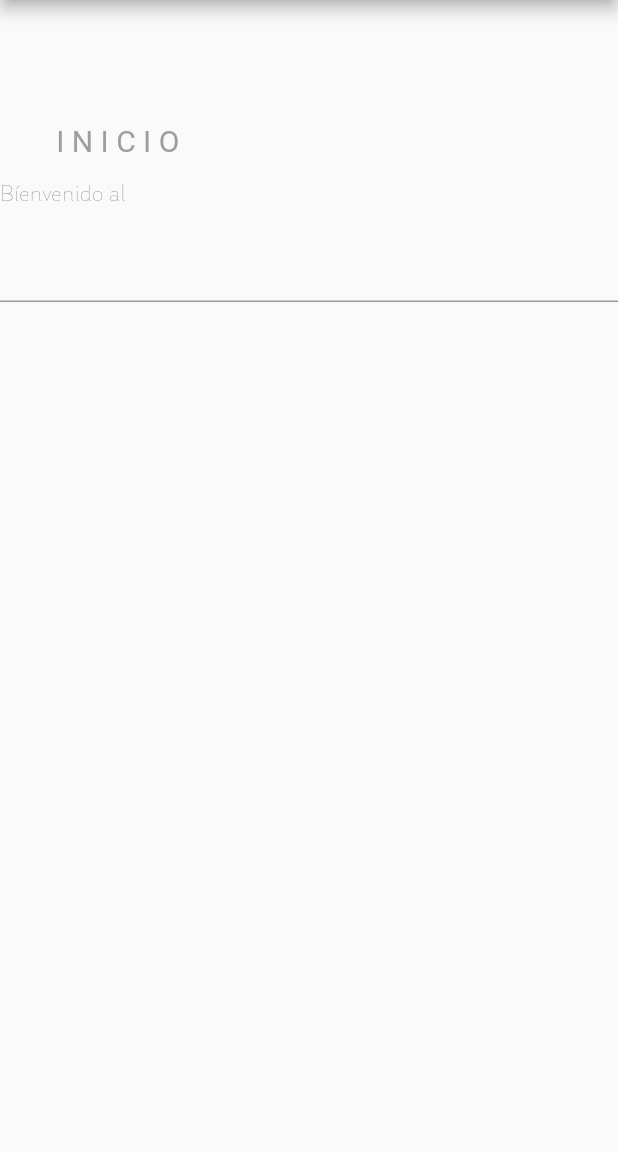
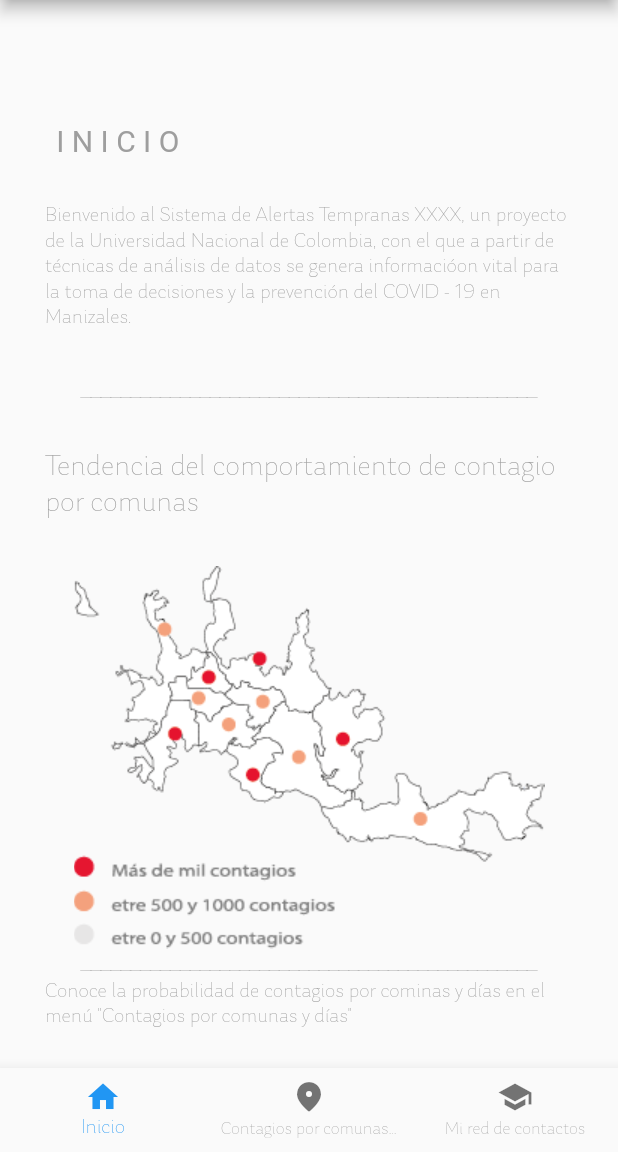
Before and after one commit to FabianFeo/Flutter_covid_manizales, a Flutter app: the screen it shows after launch, after a tap on "Ingresar", on a phone screen of 412 x 824 dp, the part 84-1236 px from its top. Run offline on Flutter 3.47's test engine with Material 2 defaults, Android fonts, the phone set to English and light mode, and no system bars; our stand-ins replace bouncing_widget, date_time_picker, dropdown_formfield; missing offline and left inert: beauty_textfield; Roboto replaces fonts that are missing (Laca Light); project files that could hold a hidden picture were left out.

Commit message:
avance 1
avance con mapa

```diff
--- a/lib/src/view/homepage.dart
+++ b/lib/src/view/homepage.dart
@@ -10,7 +10,7 @@ class Homepage extends StatelessWidget {
   Widget build(BuildContext context) {
     return MaterialApp(
       theme: ThemeData(fontFamily: 'laca'),
-      home: Index(),
+      home: Login(),
     );
   }
 }
--- a/lib/src/view/index.dart
+++ b/lib/src/view/index.dart
@@ -1,3 +1,4 @@
+import 'package:aprendiendo/src/view/inicio.dart';
 import 'package:aprendiendo/src/view/login.dart';
 import 'package:aprendiendo/src/widget/navbar.dart';
 import 'package:flutter/material.dart';
@@ -15,7 +16,7 @@ class _IndexState extends State<Index> {
   static const TextStyle optionStyle =
       TextStyle(fontSize: 30, fontWeight: FontWeight.bold);
   List<Widget> _widgetOptions = <Widget>[
-    Login(),
+    Inicio(),
     Text(
       'Index 1: Business',
       style: optionStyle,
@@ -43,19 +44,19 @@ class _IndexState extends State<Index> {
         items: const <BottomNavigationBarItem>[
           BottomNavigationBarItem(
             icon: Icon(Icons.home),
-            label: 'Home',
+            label: 'Inicio',
           ),
           BottomNavigationBarItem(
-            icon: Icon(Icons.business),
-            label: 'Business',
+            icon: Icon(Icons.place_rounded),
+            label: 'Contagios por comunas y días',
           ),
           BottomNavigationBarItem(
             icon: Icon(Icons.school),
-            label: 'School',
+            label: 'Mi red de contactos',
           ),
         ],
         currentIndex: _selectedIndex,
-        selectedItemColor: Colors.amber[800],
+        selectedItemColor: Colors.blue,
         onTap: _onItemTapped,
       ),
     );
--- a/lib/src/view/inicio.dart
+++ b/lib/src/view/inicio.dart
@@ -15,7 +15,6 @@ class _InicioState extends State<Inicio> {
     double height = MediaQuery.of(context).size.height;
     double width = MediaQuery.of(context).size.width;
     return Scaffold(
-      appBar: NavBar(),
       body: SingleChildScrollView(
         child: Container(
           margin: EdgeInsets.only(top: height / 10),
@@ -32,17 +31,56 @@ class _InicioState extends State<Inicio> {
                         fontSize: 20)),
               ),
               Container(
-                child: TextField(
-                  decoration: InputDecoration(
-                      border: InputBorder.none, hintText: 'Bíenvenido al'),
+                alignment: Alignment.centerLeft,
+                margin: EdgeInsets.all(30),
+                child: Text(
+                  'Bienvenido al Sistema de Alertas Tempranas XXXX, un proyecto de la Universidad Nacional de Colombia, con el que a partir de técnicas de análisis de datos se genera informacióon vital para la toma de decisiones y la prevención del COVID - 19 en Manizales.',
+                  style: TextStyle(color: Colors.grey),
                 ),
               ),
               Container(
-                child: TextField(
-                  style: TextStyle(
-                      color: Colors.grey, fontFamily: 'Laca Semibold'),
+                alignment: Alignment.topCenter,
+                margin: EdgeInsets.symmetric(vertical: 1, horizontal: 30),
+                child: Text(
+                  '______________________________________________',
+                  style: TextStyle(color: Colors.grey),
                 ),
               ),
+              Container(
+                alignment: Alignment.centerLeft,
+                margin: EdgeInsets.all(30),
+                child: Text(
+                  'Tendencia del comportamiento de contagio por comunas',
+                  style: TextStyle(color: Colors.grey, fontSize: 20),
+                ),
+              ),
+              Image(
+                image: AssetImage('assets/Marca_png/mapa_manizales.png'),
+              ),
+              Container(
+                alignment: Alignment.topCenter,
+                margin: EdgeInsets.symmetric(vertical: 1, horizontal: 30),
+                child: Text(
+                  '______________________________________________',
+                  style: TextStyle(color: Colors.grey),
+                ),
+              ),
+              Container(
+                alignment: Alignment.topCenter,
+                margin: EdgeInsets.symmetric(vertical: 1, horizontal: 30),
+                child: Text(
+                  'Conoce la probabilidad de contagios por cominas y días en el menú "Contagios por comunas y días"',
+                  style: TextStyle(color: Colors.grey),
+                ),
+              ),
+              Container(
+                alignment: Alignment.topCenter,
+                margin: EdgeInsets.symmetric(vertical: 50, horizontal: 30),
+                child: Text(
+                  'O explora la probabilidad de contagio con tu red de contactos en el menú " mi red de contactos", para esta opción debes ingresar tus datos personales.',
+                  style: TextStyle(color: Colors.grey),
+                ),
+              )
             ],
           ),
         ),
--- a/lib/src/view/login.dart
+++ b/lib/src/view/login.dart
@@ -1,6 +1,7 @@
 import 'dart:io';
 
 import 'package:aprendiendo/src/view/Registro.dart';
+import 'package:aprendiendo/src/view/index.dart';
 import 'package:aprendiendo/src/view/inicio.dart';
 import 'package:beauty_textfield/beauty_textfield.dart';
 import 'package:bouncing_widget/bouncing_widget.dart';
@@ -113,7 +114,7 @@ class _LoginState extends State<Login> {
                     Navigator.push(
                         context,
                         MaterialPageRoute(
-                          builder: (context) => Inicio(),
+                          builder: (context) => Index(),
                         ));
                   },
                   child: Card(
--- a/pubspec.yaml
+++ b/pubspec.yaml
@@ -58,6 +58,7 @@ flutter:
   - assets/Marca_png/Logo_CoVIDAlert_positivo.png
   - assets/Marca_png/Logosímbolo lateral_UN-Blanco.png
   - assets/Marca_png/Logosímbolo lateral_UN-CoVIDAlert.png
+  - assets/Marca_png/mapa_manizales.png
 
   # An image asset can refer to one or more resolution-specific "variants", see
   # https://flutter.dev/assets-and-images/#resolution-aware.
```
Also changed, not shown: assets/Marca_png/mapa_manizales.png (added), assets/mapa_manizalesbig.png (added), 1 other file.
